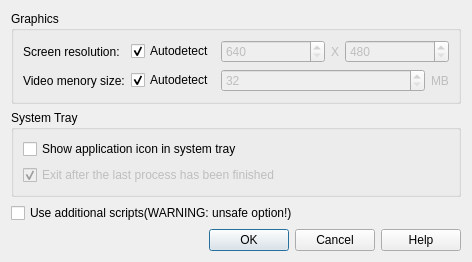
LLIAKAJL/WineWizard, file src/settingsdialog.ui: the form before one commit.
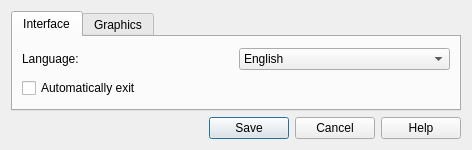
The form after the commit. Icons and pictures are not drawn.

```diff
--- a/src/settingsdialog.ui
+++ b/src/settingsdialog.ui
@@ -6,8 +6,8 @@
    <rect>
     <x>0</x>
     <y>0</y>
-    <width>470</width>
-    <height>270</height>
+    <width>474</width>
+    <height>152</height>
    </rect>
   </property>
   <property name="windowTitle">
@@ -18,11 +18,62 @@
     <enum>QLayout::SetFixedSize</enum>
    </property>
    <item>
-    <widget class="QGroupBox" name="graphicsGB">
-     <property name="title">
+    <widget class="QTabWidget" name="pages">
+     <property name="currentIndex">
+      <number>0</number>
+     </property>
+     <widget class="QWidget" name="guiPage">
+      <attribute name="title">
+       <string>Interface</string>
+      </attribute>
+      <layout class="QVBoxLayout" name="verticalLayout_2">
+       <item>
+        <layout class="QHBoxLayout" name="horizontalLayout_4">
+         <item>
+          <widget class="QLabel" name="languageLbl">
+           <property name="text">
+            <string>Language:</string>
+           </property>
+          </widget>
+         </item>
+         <item>
+          <widget class="QComboBox" name="language">
+           <item>
+            <property name="text">
+             <string>English</string>
+            </property>
+            <property name="icon">
+             <iconset resource="resources.qrc">
+              <normaloff>:/icons/uk</normaloff>:/icons/uk</iconset>
+            </property>
+           </item>
+           <item>
+            <property name="text">
+             <string>Русский</string>
+            </property>
+            <property name="icon">
+             <iconset resource="resources.qrc">
+              <normaloff>:/icons/ru</normaloff>:/icons/ru</iconset>
+            </property>
+           </item>
+          </widget>
+         </item>
+        </layout>
+       </item>
+       <item>
+        <widget class="QCheckBox" name="autoquit">
+         <property name="text">
+          <string>Automatically exit</string>
+         </property>
+        </widget>
+       </item>
+      </layout>
+     </widget>
+     <widget class="QWidget" name="graphicsPage">
+      <attribute name="title">
       <string>Graphics</string>
-     </property>
-     <layout class="QFormLayout" name="formLayout">
+      </attribute>
+      <layout class="QFormLayout" name="formLayout_2">
       <item row="0" column="0">
        <widget class="QLabel" name="scrSizeLbl">
         <property name="text">
@@ -83,7 +134,7 @@
       <item row="1" column="0">
        <widget class="QLabel" name="label">
         <property name="text">
-         <string>Video menory size:</string>
+          <string>Video memory size:</string>
         </property>
        </widget>
       </item>
@@ -129,41 +180,6 @@
       </item>
      </layout>
     </widget>
-   </item>
-   <item>
-    <widget class="QGroupBox" name="trayGB">
-     <property name="title">
-      <string>System Tray</string>
-     </property>
-     <layout class="QVBoxLayout" name="verticalLayout_2">
-      <item>
-       <widget class="QCheckBox" name="showTray">
-        <property name="text">
-         <string>Show application icon in system tray</string>
-        </property>
-       </widget>
-      </item>
-      <item>
-       <widget class="QCheckBox" name="quit">
-        <property name="enabled">
-         <bool>false</bool>
-        </property>
-        <property name="text">
-         <string>Exit after the last process has been finished</string>
-        </property>
-        <property name="checked">
-         <bool>true</bool>
-        </property>
-       </widget>
-      </item>
-     </layout>
-    </widget>
-   </item>
-   <item>
-    <widget class="QCheckBox" name="useScripts">
-     <property name="text">
-      <string>Use additional scripts(WARNING: unsafe option!)</string>
-     </property>
     </widget>
    </item>
    <item>
@@ -178,7 +194,7 @@
       <enum>Qt::Horizontal</enum>
      </property>
      <property name="standardButtons">
-      <set>QDialogButtonBox::Cancel|QDialogButtonBox::Help|QDialogButtonBox::Ok</set>
+      <set>QDialogButtonBox::Cancel|QDialogButtonBox::Help|QDialogButtonBox::Save</set>
      </property>
     </widget>
    </item>
```
Left out of the diff: 92 changed lines with no effect on the pictures. Lines whose indentation alone changed are shown as unchanged.
